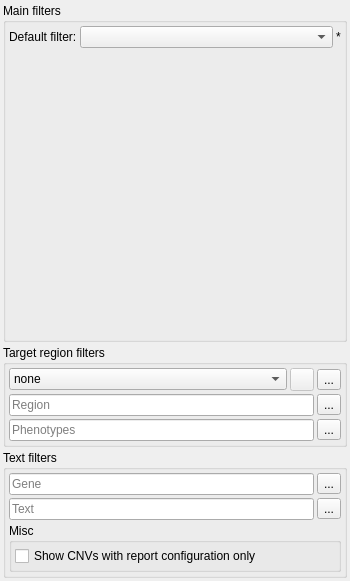
Above: src/GSvar/FilterWidgetCNV.ui from imgag/ngs-bits before the change. Below: the same form after it.
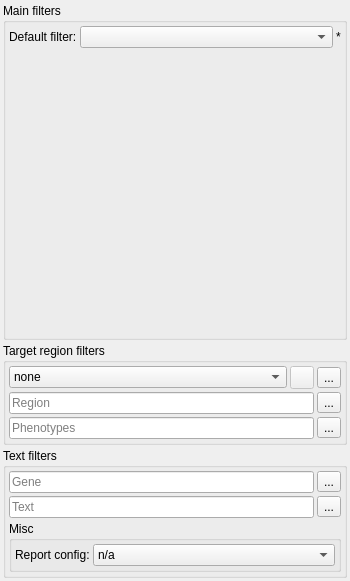
That is the form after the change. Icons and pictures are not drawn. Custom widgets are drawn as their Qt base class.

Commit message: GSvar: Added option to show variants without report configuration only (filter widgets of small variants, CNVs and SVs)

Patch:
```diff
--- a/src/GSvar/FilterWidgetCNV.ui
+++ b/src/GSvar/FilterWidgetCNV.ui
@@ -355,10 +355,7 @@
         <property name="flat">
          <bool>true</bool>
         </property>
-        <layout class="QVBoxLayout" name="verticalLayout_2">
-         <property name="spacing">
-          <number>3</number>
-         </property>
+        <layout class="QGridLayout" name="gridLayout_3">
          <property name="leftMargin">
           <number>3</number>
          </property>
@@ -371,14 +368,39 @@
          <property name="bottomMargin">
           <number>3</number>
          </property>
-         <item>
-          <widget class="QCheckBox" name="report_config">
+         <property name="spacing">
+          <number>3</number>
+         </property>
+         <item row="0" column="0">
+          <widget class="QLabel" name="label">
            <property name="text">
-            <string>Show CNVs with report configuration only</string>
+            <string>Report config:</string>
            </property>
-           <property name="tristate">
-            <bool>false</bool>
+          </widget>
+         </item>
+         <item row="0" column="1">
+          <widget class="QComboBox" name="report_config">
+           <property name="sizePolicy">
+            <sizepolicy hsizetype="Expanding" vsizetype="Fixed">
+             <horstretch>0</horstretch>
+             <verstretch>0</verstretch>
+            </sizepolicy>
            </property>
+           <item>
+            <property name="text">
+             <string>n/a</string>
+            </property>
+           </item>
+           <item>
+            <property name="text">
+             <string>variants with report configuration</string>
+            </property>
+           </item>
+           <item>
+            <property name="text">
+             <string>variants without report configuration</string>
+            </property>
+           </item>
           </widget>
          </item>
         </layout>
```
Left out of the diff: 38 changed lines with no effect on the pictures. The commit also changes 12 other files.
